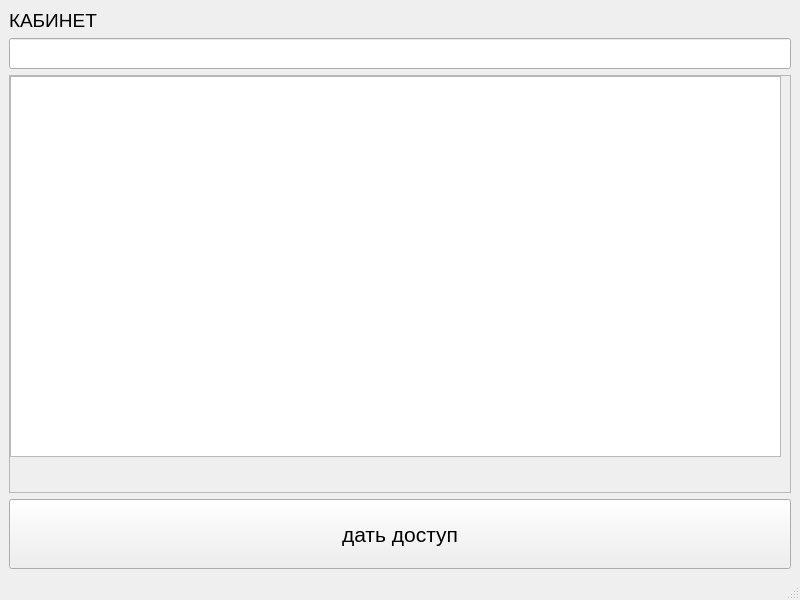
Above: ui/kab.ui from Kateriabova/NFC--lock before the change. Below: the same form after it.
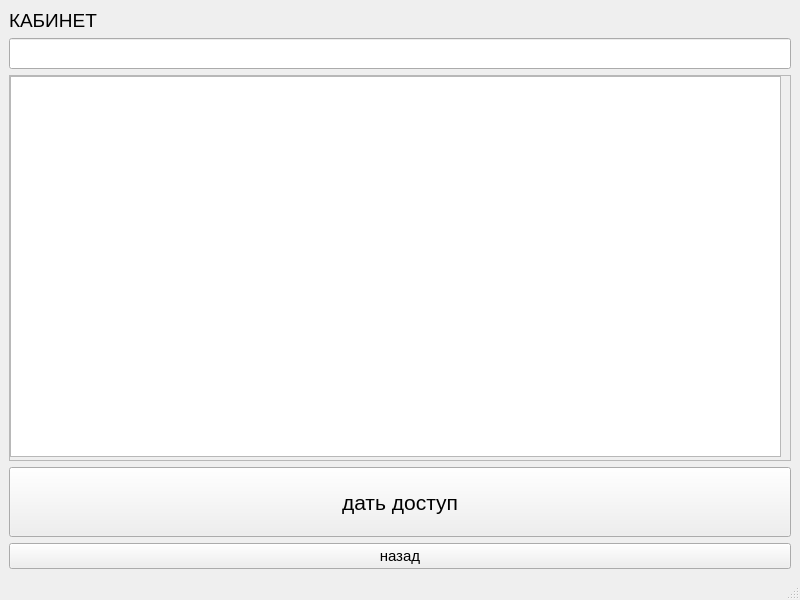
That is the form after the change.

```diff
--- a/ui/kab.ui
+++ b/ui/kab.ui
@@ -52,7 +52,7 @@
            <x>0</x>
            <y>0</y>
            <width>778</width>
-           <height>397</height>
+           <height>365</height>
           </rect>
          </property>
          <widget class="QTableWidget" name="table">
@@ -88,6 +88,18 @@
       </property>
      </widget>
     </item>
+    <item>
+     <widget class="QPushButton" name="back">
+      <property name="font">
+       <font>
+        <pointsize>11</pointsize>
+       </font>
+      </property>
+      <property name="text">
+       <string>назад</string>
+      </property>
+     </widget>
+    </item>
    </layout>
   </widget>
   <widget class="QMenuBar" name="menubar">
```
